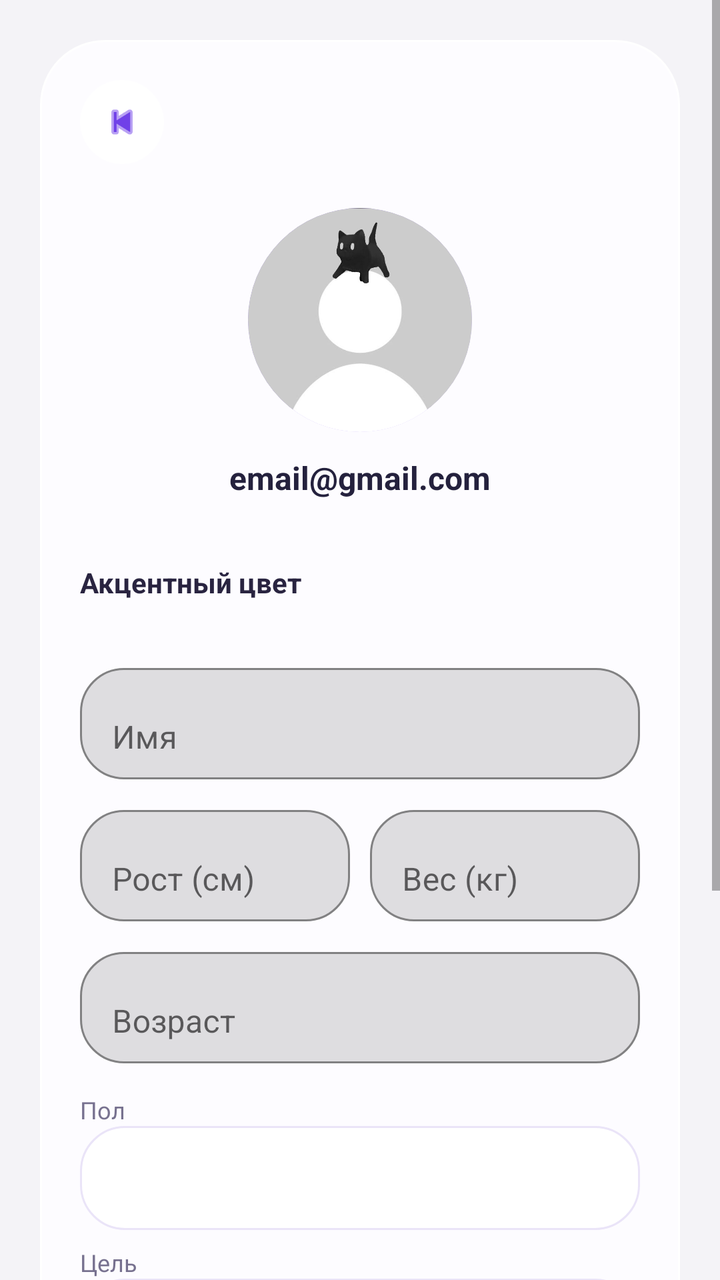
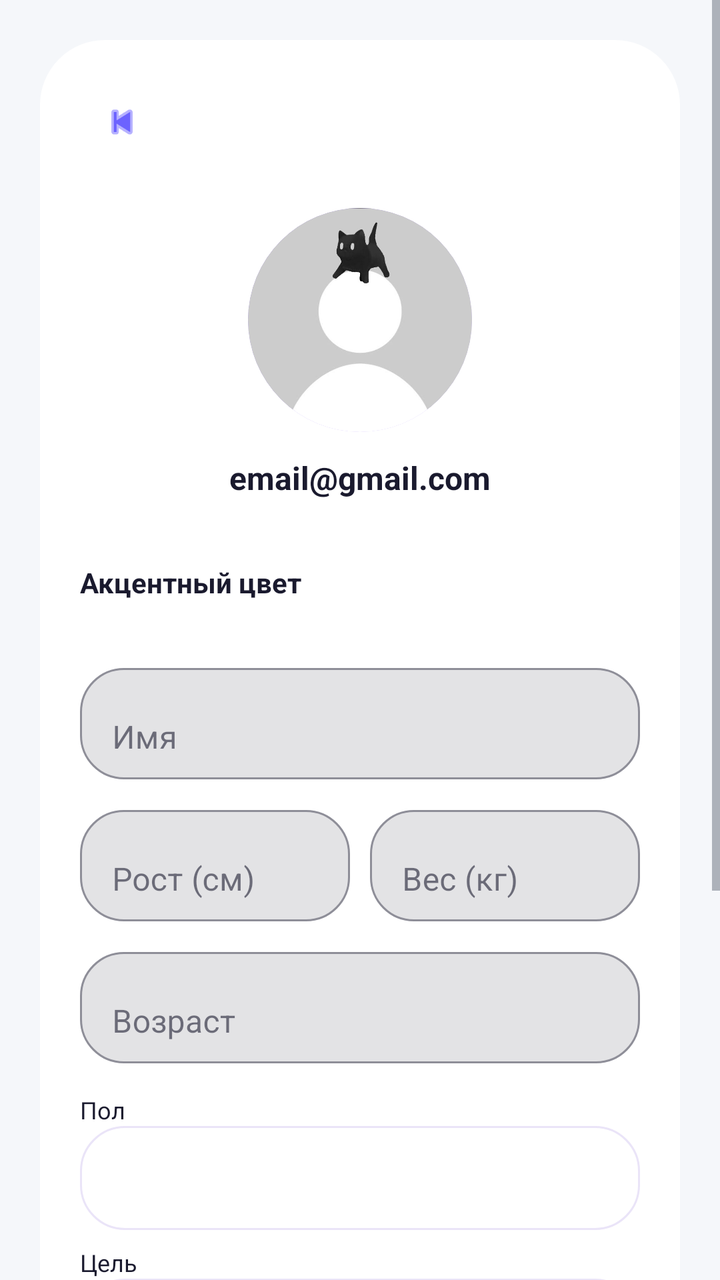

Compare the two renders of this Android layout. The source of the first and the diff that turns it into the second are given below.
<!-- AndroidManifest.xml: application theme Theme.CalorieCounter -->
<!-- res/layout/activity_profile.xml -->
<?xml version="1.0" encoding="utf-8"?>
<ScrollView xmlns:android="http://schemas.android.com/apk/res/android"
    xmlns:app="http://schemas.android.com/apk/res-auto"
    android:layout_width="match_parent"
    android:layout_height="match_parent"
    android:background="#F4F3F7"
    android:fillViewport="true">

    <LinearLayout
        android:layout_width="match_parent"
        android:layout_height="wrap_content"
        android:orientation="vertical"
        android:layout_margin="20dp"
        android:padding="20dp"
        android:background="@drawable/profile_card"
        android:elevation="0dp">

        
        <RelativeLayout
            android:layout_width="match_parent"
            android:layout_height="48dp">

            <ImageButton
                android:id="@+id/btnBack"
                android:layout_width="42dp"
                android:layout_height="42dp"
                android:background="@drawable/profile_circle"
                android:src="@android:drawable/ic_media_previous"
                android:contentDescription="Назад"
                android:padding="10dp"
                android:layout_alignParentStart="true"
                android:scaleType="centerInside"
                android:elevation="0dp"
                app:tint="#7041E8"
                android:backgroundTint="#FFFFFF"/>

        </RelativeLayout>

        
        <FrameLayout
            android:layout_width="120dp"
            android:layout_height="120dp"
            android:layout_gravity="center"
            android:layout_marginTop="12dp">

            <ImageView
                android:id="@+id/ivAvatar"
                android:layout_width="112dp"
                android:layout_height="112dp"
                android:layout_gravity="center"
                android:background="@drawable/profile_avatar_bg"
                android:clipToOutline="true"
                android:scaleType="centerCrop"
                android:src="@drawable/kot"
                android:clickable="true"
                android:focusable="true"
                android:contentDescription="Выбрать фотографию профиля"/>

        </FrameLayout>

        <TextView
            android:id="@+id/tvEmail"
            android:layout_width="match_parent"
            android:layout_height="wrap_content"
            android:gravity="center"
            android:layout_marginTop="8dp"
            android:text="email@gmail.com"
            android:textSize="16sp"
            android:textStyle="bold"
            android:textColor="#24213D"/>


        
        <TextView
            android:layout_width="match_parent"
            android:layout_height="wrap_content"
            android:text="Акцентный цвет"
            android:textColor="#292440"
            android:textStyle="bold"
            android:layout_marginTop="32dp"
            android:textSize="14sp"/>

        <HorizontalScrollView
            android:layout_width="match_parent"
            android:layout_height="wrap_content"
            android:scrollbars="none"
            android:layout_marginTop="10dp"
            android:layout_marginBottom="18dp">

            <LinearLayout
                android:id="@+id/llAccentColors"
                android:layout_width="wrap_content"
                android:layout_height="wrap_content"
                android:orientation="horizontal"
                android:gravity="center_vertical"/>
        </HorizontalScrollView>

        
        <com.google.android.material.textfield.TextInputLayout
            android:layout_width="match_parent"
            android:layout_height="wrap_content"
            android:layout_marginBottom="10dp"
            android:hint="Имя"
            app:boxBackgroundMode="outline"
            app:boxCornerRadiusTopStart="22dp"
            app:boxCornerRadiusTopEnd="22dp"
            app:boxCornerRadiusBottomStart="22dp"
            app:boxCornerRadiusBottomEnd="22dp">

            <com.google.android.material.textfield.TextInputEditText
                android:id="@+id/etName"
                android:layout_width="match_parent"
                android:layout_height="wrap_content"
                android:inputType="textPersonName"
                android:textColor="#282440"/>
        </com.google.android.material.textfield.TextInputLayout>

        
        <LinearLayout
            android:layout_width="match_parent"
            android:layout_height="wrap_content"
            android:orientation="horizontal"
            android:layout_marginBottom="10dp">

            <com.google.android.material.textfield.TextInputLayout
                android:layout_width="0dp"
                android:layout_height="wrap_content"
                android:layout_weight="1"
                android:layout_marginEnd="5dp"
                android:hint="Рост (см)"
                app:boxBackgroundMode="outline"
                app:boxCornerRadiusTopStart="22dp"
                app:boxCornerRadiusTopEnd="22dp"
                app:boxCornerRadiusBottomStart="22dp"
                app:boxCornerRadiusBottomEnd="22dp">

                <com.google.android.material.textfield.TextInputEditText
                    android:id="@+id/etHeight"
                    android:layout_width="match_parent"
                    android:layout_height="wrap_content"
                    android:inputType="number"
                    android:maxLength="3"/>
            </com.google.android.material.textfield.TextInputLayout>

            <com.google.android.material.textfield.TextInputLayout
                android:layout_width="0dp"
                android:layout_height="wrap_content"
                android:layout_weight="1"
                android:layout_marginStart="5dp"
                android:hint="Вес (кг)"
                app:boxBackgroundMode="outline"
                app:boxCornerRadiusTopStart="22dp"
                app:boxCornerRadiusTopEnd="22dp"
                app:boxCornerRadiusBottomStart="22dp"
                app:boxCornerRadiusBottomEnd="22dp">

                <com.google.android.material.textfield.TextInputEditText
                    android:id="@+id/etWeight"
                    android:layout_width="match_parent"
                    android:layout_height="wrap_content"
                    android:inputType="number"
                    android:maxLength="3"/>
            </com.google.android.material.textfield.TextInputLayout>
        </LinearLayout>

        
        <com.google.android.material.textfield.TextInputLayout
            android:layout_width="match_parent"
            android:layout_height="wrap_content"
            android:layout_marginBottom="10dp"
            android:hint="Возраст"
            app:boxBackgroundMode="outline"
            app:boxCornerRadiusTopStart="22dp"
            app:boxCornerRadiusTopEnd="22dp"
            app:boxCornerRadiusBottomStart="22dp"
            app:boxCornerRadiusBottomEnd="22dp">

            <com.google.android.material.textfield.TextInputEditText
                android:id="@+id/etAge"
                android:layout_width="match_parent"
                android:layout_height="wrap_content"
                android:inputType="number"
                android:maxLength="3"/>
        </com.google.android.material.textfield.TextInputLayout>

        
        <TextView
            android:layout_width="wrap_content"
            android:layout_height="wrap_content"
            android:text="Пол"
            android:textColor="#77718F"
            android:textSize="12sp"
            android:layout_marginTop="5dp"/>

        <Spinner
            android:id="@+id/spinnerGender"
            android:layout_width="match_parent"
            android:layout_height="52dp"
            android:background="@drawable/profile_spinner"
            android:paddingHorizontal="12dp"
            android:layout_marginBottom="8dp"/>

        
        <TextView
            android:layout_width="wrap_content"
            android:layout_height="wrap_content"
            android:text="Цель"
            android:textColor="#77718F"
            android:textSize="12sp"/>

        <Spinner
            android:id="@+id/spinnerGoal"
            android:layout_width="match_parent"
            android:layout_height="52dp"
            android:background="@drawable/profile_spinner"
            android:paddingHorizontal="12dp"
            android:layout_marginBottom="8dp"/>

        
        <TextView
            android:layout_width="wrap_content"
            android:layout_height="wrap_content"
            android:text="Образ жизни"
            android:textColor="#77718F"
            android:textSize="12sp"/>

        <Spinner
            android:id="@+id/spinnerLifestyle"
            android:layout_width="match_parent"
            android:layout_height="52dp"
            android:background="@drawable/profile_spinner"
            android:paddingHorizontal="12dp"
            android:layout_marginBottom="20dp"/>

        
        <com.google.android.material.button.MaterialButton
            android:id="@+id/btnSave"
            android:layout_width="match_parent"
            android:layout_height="56dp"
            android:text="✓  Сохранить изменения"
            android:textSize="14sp"
            android:textAllCaps="false"
            android:textColor="#FFFFFF"
            android:backgroundTint="#7441ED"
            app:cornerRadius="28dp"/>

        <com.google.android.material.button.MaterialButton
            android:id="@+id/btnLogout"
            android:layout_width="match_parent"
            android:layout_height="48dp"
            android:layout_marginTop="8dp"
            android:text="Выйти из аккаунта"
            android:textAllCaps="false"
            android:textColor="#D64C65"
            app:cornerRadius="24dp"
            app:backgroundTint="#FFF0F3"
            style="@style/Widget.MaterialComponents.Button"/>

        <ProgressBar
            android:id="@+id/progressBar"
            android:layout_width="wrap_content"
            android:layout_height="wrap_content"
            android:layout_gravity="center"
            android:layout_marginTop="12dp"
            android:visibility="gone"/>

    </LinearLayout>
</ScrollView>
<!-- resources referenced by this layout -->
<resources>
  <!-- drawable kot: jpg bitmap (drawable, 11427 bytes) -->
  <!-- drawable profile_avatar_bg (drawable) -->
  <?xml version="1.0" encoding="utf-8"?>
  <shape xmlns:android="http://schemas.android.com/apk/res/android"
      android:shape="oval">
      <gradient
          android:angle="135"
          android:startColor="#BBA4FF"
          android:endColor="#7041E8"/>
  </shape>
  <!-- drawable profile_card (drawable) -->
  <?xml version="1.0" encoding="utf-8"?>
  <shape xmlns:android="http://schemas.android.com/apk/res/android">
  
      <solid android:color="#FDFCFF"/>
  
      <corners android:radius="32dp"/>
  
      <stroke
          android:width="1dp"
          android:color="#FFFFFF"/>
  
      <padding
          android:left="0dp"
          android:top="0dp"
          android:right="0dp"
          android:bottom="0dp"/>
  
  </shape>
  <!-- drawable profile_circle (drawable) -->
  <?xml version="1.0" encoding="utf-8"?>
  <shape xmlns:android="http://schemas.android.com/apk/res/android"
      android:shape="oval">
      <solid android:color="#F3EEFF"/>
  </shape>
  <!-- drawable profile_spinner (drawable) -->
  <?xml version="1.0" encoding="utf-8"?>
  <shape xmlns:android="http://schemas.android.com/apk/res/android">
      <solid android:color="#FFFFFF"/>
      <corners android:radius="22dp"/>
      <stroke
          android:width="1dp"
          android:color="#EAE4F8"/>
  </shape>
  <style name="Theme.CalorieCounter" parent="Theme.MaterialComponents.Light.NoActionBar">
          <item name="colorPrimary">@color/primary</item>
          <item name="colorPrimaryDark">@color/primary_dark</item>
          <item name="colorAccent">@color/accent</item>
          <item name="android:statusBarColor">@color/primary</item>
          <item name="android:windowLightStatusBar">false</item>
      </style>
  <color name="primary">#6C63FF</color>
  <color name="primary_dark">#5A52D5</color>
  <color name="accent">#00C9A7</color>
</resources>

<!-- the commit's change to res/layout/activity_profile.xml (unified diff, before → after) -->
@@ -3,19 +3,18 @@
     xmlns:app="http://schemas.android.com/apk/res-auto"
     android:layout_width="match_parent"
     android:layout_height="match_parent"
-    android:background="#F4F3F7"
+    android:background="@color/bg_primary"
     android:fillViewport="true">
 
     <LinearLayout
         android:layout_width="match_parent"
         android:layout_height="wrap_content"
+        android:layout_margin="20dp"
+        android:background="@drawable/profile_card"
+        android:elevation="0dp"
         android:orientation="vertical"
-        android:layout_margin="20dp"
-        android:padding="20dp"
-        android:background="@drawable/profile_card"
-        android:elevation="0dp">
-
-        
+        android:padding="20dp">
+
         <RelativeLayout
             android:layout_width="match_parent"
             android:layout_height="48dp">
@@ -24,19 +23,17 @@
                 android:id="@+id/btnBack"
                 android:layout_width="42dp"
                 android:layout_height="42dp"
+                android:layout_alignParentStart="true"
                 android:background="@drawable/profile_circle"
+                android:backgroundTint="@color/app_surface"
+                android:contentDescription="Назад"
+                android:elevation="0dp"
+                android:padding="10dp"
+                android:scaleType="centerInside"
                 android:src="@android:drawable/ic_media_previous"
-                android:contentDescription="Назад"
-                android:padding="10dp"
-                android:layout_alignParentStart="true"
-                android:scaleType="centerInside"
-                android:elevation="0dp"
-                app:tint="#7041E8"
-                android:backgroundTint="#FFFFFF"/>
-
+                app:tint="@color/primary" android:tag="accent_icon" />
         </RelativeLayout>
 
-        
         <FrameLayout
             android:layout_width="120dp"
             android:layout_height="120dp"
@@ -49,53 +46,49 @@
                 android:layout_height="112dp"
                 android:layout_gravity="center"
                 android:background="@drawable/profile_avatar_bg"
+                android:clickable="true"
                 android:clipToOutline="true"
+                android:contentDescription="Выбрать фотографию профиля"
+                android:focusable="true"
                 android:scaleType="centerCrop"
-                android:src="@drawable/kot"
-                android:clickable="true"
-                android:focusable="true"
-                android:contentDescription="Выбрать фотографию профиля"/>
-
+                android:src="@drawable/kot" />
         </FrameLayout>
 
         <TextView
             android:id="@+id/tvEmail"
             android:layout_width="match_parent"
             android:layout_height="wrap_content"
+            android:layout_marginTop="8dp"
             android:gravity="center"
-            android:layout_marginTop="8dp"
             android:text="email@gmail.com"
+            android:textColor="@color/text_primary"
             android:textSize="16sp"
-            android:textStyle="bold"
-            android:textColor="#24213D"/>
-
-
-        
-        <TextView
-            android:layout_width="match_parent"
-            android:layout_height="wrap_content"
+            android:textStyle="bold" />
+
+        <TextView
+            android:layout_width="match_parent"
+            android:layout_height="wrap_content"
+            android:layout_marginTop="32dp"
             android:text="Акцентный цвет"
-            android:textColor="#292440"
-            android:textStyle="bold"
-            android:layout_marginTop="32dp"
-            android:textSize="14sp"/>
+            android:textColor="@color/text_primary"
+            android:textSize="14sp"
+            android:textStyle="bold" />
 
         <HorizontalScrollView
             android:layout_width="match_parent"
             android:layout_height="wrap_content"
-            android:scrollbars="none"
             android:layout_marginTop="10dp"
-            android:layout_marginBottom="18dp">
+            android:layout_marginBottom="18dp"
+            android:scrollbars="none">
 
             <LinearLayout
                 android:id="@+id/llAccentColors"
                 android:layout_width="wrap_content"
                 android:layout_height="wrap_content"
-                android:orientation="horizontal"
-                android:gravity="center_vertical"/>
+                android:gravity="center_vertical"
+                android:orientation="horizontal" />
         </HorizontalScrollView>
 
-        
         <com.google.android.material.textfield.TextInputLayout
             android:layout_width="match_parent"
             android:layout_height="wrap_content"
@@ -112,15 +105,14 @@
                 android:layout_width="match_parent"
                 android:layout_height="wrap_content"
                 android:inputType="textPersonName"
-                android:textColor="#282440"/>
+                android:textColor="@color/text_primary" />
         </com.google.android.material.textfield.TextInputLayout>
 
-        
         <LinearLayout
             android:layout_width="match_parent"
             android:layout_height="wrap_content"
-            android:orientation="horizontal"
-            android:layout_marginBottom="10dp">
+            android:layout_marginBottom="10dp"
+            android:orientation="horizontal">
 
             <com.google.android.material.textfield.TextInputLayout
                 android:layout_width="0dp"
@@ -139,7 +131,7 @@
                     android:layout_width="match_parent"
                     android:layout_height="wrap_content"
                     android:inputType="number"
-                    android:maxLength="3"/>
+                    android:maxLength="3" />
             </com.google.android.material.textfield.TextInputLayout>
 
             <com.google.android.material.textfield.TextInputLayout
@@ -159,11 +151,10 @@
                     android:layout_width="match_parent"
                     android:layout_height="wrap_content"
                     android:inputType="number"
-                    android:maxLength="3"/>
+                    android:maxLength="3" />
             </com.google.android.material.textfield.TextInputLayout>
         </LinearLayout>
 
-        
         <com.google.android.material.textfield.TextInputLayout
             android:layout_width="match_parent"
             android:layout_height="wrap_content"
@@ -180,81 +171,77 @@
                 android:layout_width="match_parent"
                 android:layout_height="wrap_content"
                 android:inputType="number"
-                android:maxLength="3"/>
+                android:maxLength="3" />
         </com.google.android.material.textfield.TextInputLayout>
 
-        
-        <TextView
-            android:layout_width="wrap_content"
-            android:layout_height="wrap_content"
+        <TextView
+            android:layout_width="wrap_content"
+            android:layout_height="wrap_content"
+            android:layout_marginTop="5dp"
             android:text="Пол"
-            android:textColor="#77718F"
-            android:textSize="12sp"
-            android:layout_marginTop="5dp"/>
+            android:textColor="@color/text_primary"
+            android:textSize="12sp" />
 
         <Spinner
             android:id="@+id/spinnerGender"
             android:layout_width="match_parent"
             android:layout_height="52dp"
+            android:layout_marginBottom="8dp"
             android:background="@drawable/profile_spinner"
-            android:paddingHorizontal="12dp"
-            android:layout_marginBottom="8dp"/>
-
-        
+            android:paddingHorizontal="12dp" />
+
         <TextView
             android:layout_width="wrap_content"
             android:layout_height="wrap_content"
             android:text="Цель"
-            android:textColor="#77718F"
-            android:textSize="12sp"/>
+            android:textColor="@color/text_primary"
+            android:textSize="12sp" />
 
         <Spinner
             android:id="@+id/spinnerGoal"
             android:layout_width="match_parent"
             android:layout_height="52dp"
+            android:layout_marginBottom="8dp"
             android:background="@drawable/profile_spinner"
-            android:paddingHorizontal="12dp"
-            android:layout_marginBottom="8dp"/>
-
-        
+            android:paddingHorizontal="12dp" />
+
         <TextView
             android:layout_width="wrap_content"
             android:layout_height="wrap_content"
             android:text="Образ жизни"
-            android:textColor="#77718F"
-            android:textSize="12sp"/>
+            android:textColor="@color/text_primary"
+            android:textSize="12sp" />
 
         <Spinner
             android:id="@+id/spinnerLifestyle"
             android:layout_width="match_parent"
             android:layout_height="52dp"
+            android:layout_marginBottom="20dp"
             android:background="@drawable/profile_spinner"
-            android:paddingHorizontal="12dp"
-            android:layout_marginBottom="20dp"/>
-
-        
+            android:paddingHorizontal="12dp" />
+
         <com.google.android.material.button.MaterialButton
             android:id="@+id/btnSave"
             android:layout_width="match_parent"
             android:layout_height="56dp"
-            android:text="✓  Сохранить изменения"
-            android:textSize="14sp"
+            android:backgroundTint="#7441ED"
+            android:text="✓ Сохранить изменения"
             android:textAllCaps="false"
             android:textColor="#FFFFFF"
-            android:backgroundTint="#7441ED"
-            app:cornerRadius="28dp"/>
+            android:textSize="14sp"
+            app:cornerRadius="28dp" />
 
         <com.google.android.material.button.MaterialButton
             android:id="@+id/btnLogout"
+            style="@style/Widget.MaterialComponents.Button"
             android:layout_width="match_parent"
             android:layout_height="48dp"
             android:layout_marginTop="8dp"
             android:text="Выйти из аккаунта"
             android:textAllCaps="false"
             android:textColor="#D64C65"
-            app:cornerRadius="24dp"
             app:backgroundTint="#FFF0F3"
-            style="@style/Widget.MaterialComponents.Button"/>
+            app:cornerRadius="24dp" />
 
         <ProgressBar
             android:id="@+id/progressBar"
@@ -262,7 +249,6 @@
             android:layout_height="wrap_content"
             android:layout_gravity="center"
             android:layout_marginTop="12dp"
-            android:visibility="gone"/>
-
+            android:visibility="gone" />
     </LinearLayout>
 </ScrollView>
<!-- resource entries referenced after the edit -->
@@ -1,5 +1,7 @@
 <!-- resources referenced by this layout -->
 <resources>
+  <color name="app_surface">#FFFFFF</color>
+  <color name="bg_primary">#F5F7FA</color>
   <!-- drawable kot: jpg bitmap (drawable, 11427 bytes) -->
   <!-- drawable profile_avatar_bg (drawable) -->
   <?xml version="1.0" encoding="utf-8"?>
@@ -14,7 +16,7 @@
   <?xml version="1.0" encoding="utf-8"?>
   <shape xmlns:android="http://schemas.android.com/apk/res/android">
   
-      <solid android:color="#FDFCFF"/>
+      <solid android:color="@color/app_surface"/>
   
       <corners android:radius="32dp"/>
   
@@ -33,26 +35,39 @@
   <?xml version="1.0" encoding="utf-8"?>
   <shape xmlns:android="http://schemas.android.com/apk/res/android"
       android:shape="oval">
-      <solid android:color="#F3EEFF"/>
+      <solid android:color="@color/app_surface"/>
   </shape>
   <!-- drawable profile_spinner (drawable) -->
   <?xml version="1.0" encoding="utf-8"?>
   <shape xmlns:android="http://schemas.android.com/apk/res/android">
-      <solid android:color="#FFFFFF"/>
-      <corners android:radius="22dp"/>
+  
+      <solid android:color="@color/app_surface" />
+  
+      <corners android:radius="22dp" />
+  
       <stroke
           android:width="1dp"
-          android:color="#EAE4F8"/>
+          android:color="#EAE4F8" />
+  
   </shape>
-  <style name="Theme.CalorieCounter" parent="Theme.MaterialComponents.Light.NoActionBar">
+  <style name="Theme.CalorieCounter" parent="Theme.MaterialComponents.DayNight.NoActionBar">
           <item name="colorPrimary">@color/primary</item>
           <item name="colorPrimaryDark">@color/primary_dark</item>
           <item name="colorAccent">@color/accent</item>
+          <item name="colorSurface">@color/app_surface</item>
+          <item name="colorOnSurface">@color/text_primary</item>
+          <item name="android:colorBackground">@color/bg_primary</item>
+          <item name="android:windowBackground">@color/bg_primary</item>
+          <item name="android:textColorPrimary">@color/text_primary</item>
+          <item name="android:textColorSecondary">@color/text_secondary</item>
           <item name="android:statusBarColor">@color/primary</item>
+          <item name="android:navigationBarColor">@color/bg_primary</item>
           <item name="android:windowLightStatusBar">false</item>
       </style>
   <color name="primary">#6C63FF</color>
+  <color name="text_primary">#1A1A2E</color>
   <color name="primary_dark">#5A52D5</color>
   <color name="accent">#00C9A7</color>
+  <color name="text_secondary">#6B7280</color>
 </resources>
 
